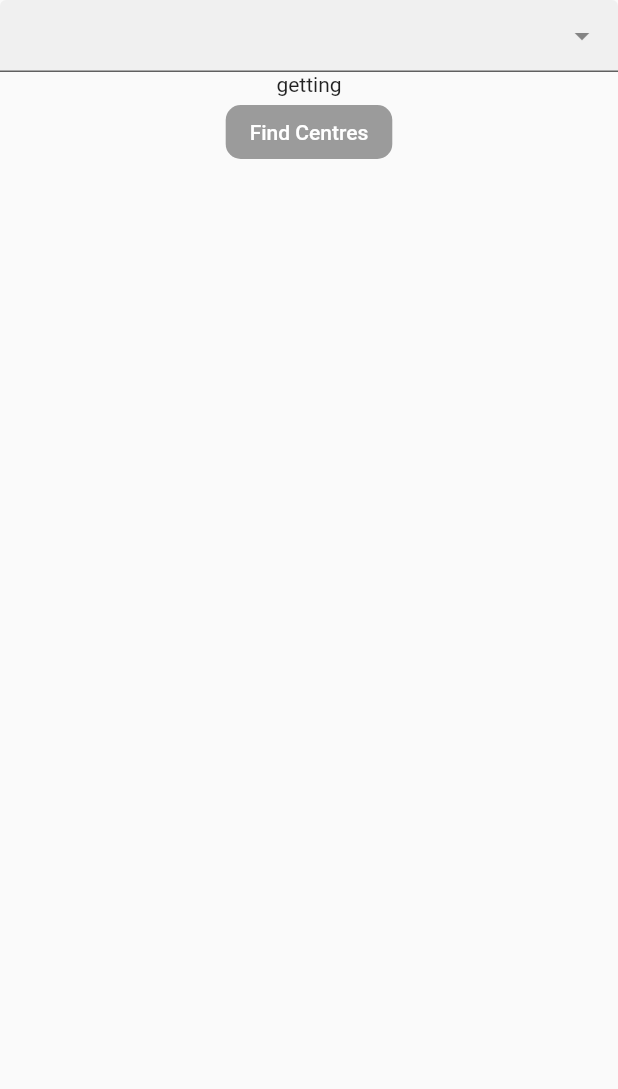
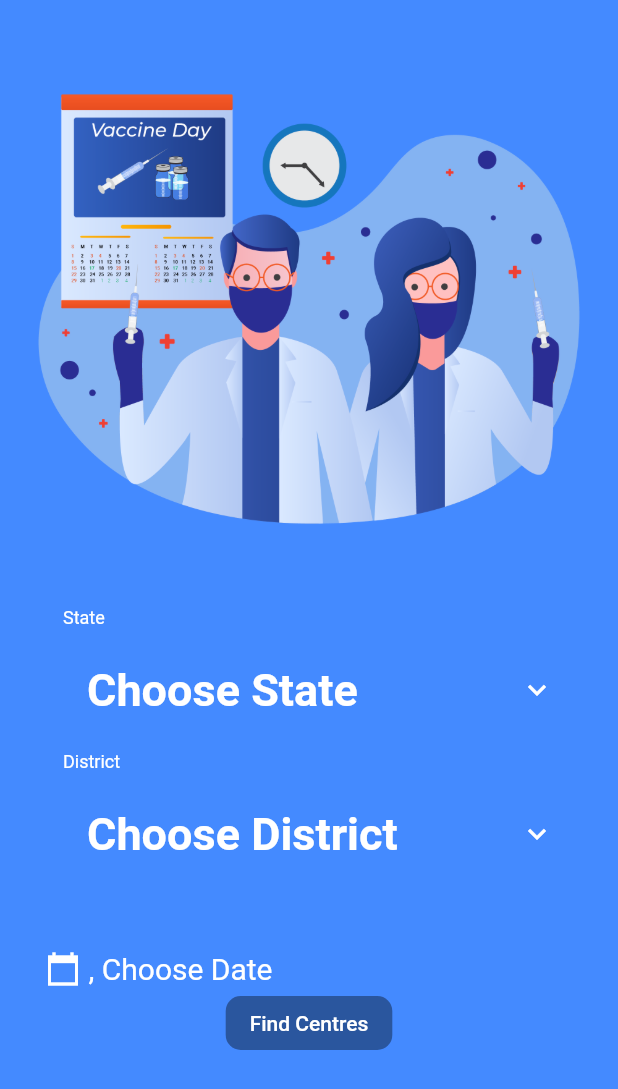
Before and after one commit to prayantgupta15/cowin, a Flutter app: the screen it shows after launch, on a phone screen of 412 x 824 dp. Shown: the top 1089 px of the screen. Run offline on Flutter 3.47's test engine with Material 2 defaults, Android fonts, the phone set to English and light mode, and no system bars; drawn by our look-alikes of dropdown_search; missing offline and left inert: autocomplete_textfield; network calls fail.

Commit message:
Fixed UI

```diff
--- a/lib/InputScreen.dart
+++ b/lib/InputScreen.dart
@@ -18,19 +18,19 @@ class _InputScreenState extends State<InputScreen> {
   TextEditingController districtController = new TextEditingController();
 
   GlobalKey<AutoCompleteTextFieldState<StatesModel>> key = new GlobalKey();
-  GlobalKey<AutoCompleteTextFieldState<DistrictBlockModel>> key2 =
-      new GlobalKey();
+  GlobalKey<AutoCompleteTextFieldState<DistrictBlockModel>> key2 = new GlobalKey();
 
-  String selectedStateid;
-  String selectedStateName;
+  StatesModel selectedStatesModel = StatesModel(stateName: 'Choose State', stateId: null);
+  // String selectedStateid;
+  // String selectedStateName;
   String selectedDate;
   String selectDay;
 
   List<String> weekday = ['Mon', 'Tue', 'Wed', 'Thu', 'Fri', 'Sat', 'Sun'];
 
-  DistrictBlockModel districtBlockModel;
-  String selectedDistName;
-  String selectedDistId;
+  DistrictBlockModel selectedDistModel = DistrictBlockModel(districtName: 'Choose District', districtId: null);
+  // String selectedDistName;
+  // String selectedDistId;
   void _loadStates() async {
     await StateViewModel.getStates();
   }
@@ -47,91 +47,52 @@ class _InputScreenState extends State<InputScreen> {
   Widget build(BuildContext context) {
     return SafeArea(
       child: Scaffold(
-        body: Column(
+        extendBodyBehindAppBar: false,
+        resizeToAvoidBottomPadding: true,
+        backgroundColor: Colors.blueAccent,
+        body: ListView(
+          physics: AlwaysScrollableScrollPhysics(),
           children: [
-            // AutoCompleteTextField<StatesModel>(
-            //   controller: stateController,
-            //   clearOnSubmit: false,
-            //   key: key,
-            //   suggestions: StateViewModel.statesModel,
-            //   // StateViewModel.statesModel,
-            //   style: new TextStyle(color: Colors.black, fontSize: 16.0),
-            //   itemBuilder: (context, item) {
-            //     return Row(
-            //       mainAxisAlignment: MainAxisAlignment.spaceBetween,
-            //       children: <Widget>[
-            //         Text(
-            //           item.stateName,
-            //           style: TextStyle(fontSize: 16.0),
-            //         ),
-            //         Padding(
-            //           padding: EdgeInsets.all(15.0),
-            //         ),
-            //         Text(
-            //           item.stateId.toString(),
-            //         )
-            //       ],
-            //     );
-            //   },
-            //   itemFilter: (item, query) {
-            //     return item.stateName.toLowerCase().startsWith(query.toLowerCase());
-            //   },
-            //   itemSorter: (a, b) {
-            //     return a.stateName.compareTo(b.stateName);
-            //   },
-            //   itemSubmitted: (item) async {
-            //     selectedStateid = item.stateId.toString();
-            //     selectedStateName = item.stateName;
-            //     setState(() {
-            //       DistrictViewModel.districts.clear();
-            //       stateController.text = item.stateName;
-            //     });
-            //     await DistrictViewModel.getDistricts(id: selectedStateid);
-            //     setState(() {});
-            //   },
-            //   decoration: new InputDecoration(
-            //       suffixIcon: Container(
-            //         width: 85.0,
-            //         height: 60.0,
-            //       ),
-            //       contentPadding: EdgeInsets.fromLTRB(10.0, 30.0, 10.0, 20.0),
-            //       filled: true,
-            //       // hintText: 'Search Player Name',
-            //       hintStyle: TextStyle(color: Colors.black)),
-            // ),
+            Image.asset('assets/image.png'),
+            Padding(
+              padding: const EdgeInsets.symmetric(horizontal: 30),
+              child: DropdownSearch<StatesModel>(
+                // searchBoxController: TextEditingController(text: ''),
+                items: StateViewModel.statesModel,
+                selectedItem: selectedStatesModel,
 
-            DropdownSearch<StatesModel>(
-              searchBoxController: TextEditingController(text: ''),
-              mode: Mode.MENU,
-              items: StateViewModel.statesModel,
-              maxHeight: 600,
+                mode: Mode.DIALOG,
+                maxHeight: 300,
+                // showSelectedItem: true,
+                dropdownSearchDecoration: InputDecoration(
+                    labelText: 'State',
+                    labelStyle: TextStyle(color: Colors.white),
+                    border: OutlineInputBorder(borderSide: BorderSide.none)),
+                searchBoxDecoration: InputDecoration(
+                  prefix: Icon(Icons.search),
+                  hintText: 'Search',
+                ),
+                // dialogMaxWidth: 500,
                 isFilteredOnline: true,
-              showClearButton: true,
+                showClearButton: false,
                 showSearchBox: true,
-              // onFind: (text) {
-
-              // },
+                showAsSuffixIcons: false,
+                dropDownButton: Icon(Icons.expand_more, color: Colors.white),
                 filterFn: (item, query) {
                   return item.stateName.toLowerCase().startsWith(query.toLowerCase());
                 },
-
-              // showSelectedItem: true,
-//                    label: 'District',
-              dropdownSearchDecoration: InputDecoration(
-                filled: true,
-                fillColor: Theme.of(context).inputDecorationTheme.fillColor,
-              ),
+                popupBackgroundColor: Colors.grey.shade100.withOpacity(0.6),
                 autoValidateMode: AutovalidateMode.onUserInteraction,
-              validator: (u) => u == null ? "District is required " : null,
-//              onFind: (String filter) => getData(filter),
+                validator: (u) => u == null ? "State is required " : null,
                 onChanged: (item) async {
-                selectedStateid = item.stateId.toString();
-                selectedStateName = item.stateName;
+                  selectedStatesModel = StatesModel(stateId: item.stateId, stateName: item.stateName);
                   setState(() {
                     DistrictViewModel.districts.clear();
+                    selectedDistModel = DistrictBlockModel(districtName: 'Choose District', districtId: null);
+
                     stateController.text = item.stateName;
                   });
-                await DistrictViewModel.getDistricts(id: selectedStateid);
+                  await DistrictViewModel.getDistricts(id: selectedStatesModel.stateId.toString());
                   setState(() {});
                 },
 
@@ -139,167 +100,114 @@ class _InputScreenState extends State<InputScreen> {
                   if (selectedItem == null) {
                     return Container();
                   }
-                return Row(
-                  mainAxisAlignment: MainAxisAlignment.spaceBetween,
-                  children: <Widget>[
-                    Text(
-                      selectedItem.stateName,
-                      style: TextStyle(fontSize: 16.0),
-                    ),
+                  return ListTile(
+                    title: Text(selectedItem.stateName,
+                        style: TextStyle(
+                          color: Colors.white,
+                          fontSize: 30,
+                          fontWeight: FontWeight.bold,
+                        )),
+                  );
+                },
+                popupItemBuilder: (context, item, isSelected) {
+                  return Column(
+                    children: [
+                      ListTile(title: Text(item.stateName)),
+                      Divider(),
                     ],
                   );
                 },
+              ),
+            ),
+            // DistrictViewModel.districts.length == 0
+            //     ? Container()
+            //     :
+            Padding(
+              padding: const EdgeInsets.symmetric(horizontal: 30),
+              child: DropdownSearch<DistrictBlockModel>(
+                selectedItem: selectedDistModel,
+                items: DistrictViewModel.districts,
+
+                mode: Mode.DIALOG,
+                maxHeight: 300,
+                // showSelectedItem: true,
+                dropdownSearchDecoration: InputDecoration(
+                    labelText: 'District',
+                    labelStyle: TextStyle(color: Colors.white),
+                    border: OutlineInputBorder(borderSide: BorderSide.none)),
+                searchBoxDecoration: InputDecoration(
+                  prefix: Icon(Icons.search),
+                  hintText: 'Search',
+                ),
+                // dialogMaxWidth: 500,
+                isFilteredOnline: true,
+                showClearButton: false,
+                showSearchBox: true,
+                showAsSuffixIcons: false,
+                dropDownButton: Icon(Icons.expand_more, color: Colors.white),
+
+                filterFn: (item, query) {
+                  return item.districtName.toLowerCase().startsWith(query.toLowerCase());
+                },
+                // showSelectedItem: true
+                popupBackgroundColor: Colors.grey.shade200.withOpacity(0.6),
+
+                autoValidateMode: AutovalidateMode.onUserInteraction,
+                validator: (u) => u == null ? "District is required " : null,
+//              onFind: (String filter) => getData(filter),
+                onChanged: (dm) {
+                  setState(() {
+                    selectedDistModel = DistrictBlockModel(districtId: dm.districtId, districtName: dm.districtName);
+                  });
+                },
+
                 popupItemBuilder: (context, item, isSelected) {
-                return Container(
-                  height: 50,
-                  margin: EdgeInsets.symmetric(horizontal: 8),
-                  padding: EdgeInsets.all(8),
-                  decoration: BoxDecoration(
-                    border: Border.all(color: Theme.of(context).primaryColor),
-                    borderRadius: BorderRadius.circular(15),
-                    color: Colors.red,
-                  ),
-                  child: Row(
-                    mainAxisAlignment: MainAxisAlignment.spaceBetween,
-                    children: <Widget>[
-                      Text(
-                        item.stateName,
-                        style: TextStyle(fontSize: 16.0),
-                      ),
-                      Padding(
-                        padding: EdgeInsets.all(15.0),
-                      ),
-                      Text(
-                        item.stateId.toString(),
-                      )
+                  return Column(
+                    children: [
+                      ListTile(
+                          title: Text(
+                        item.districtName,
+                      )),
+                      Divider(),
                     ],
-                  ),
+                  );
+                },
+                dropdownBuilder: (context, selectedItem, itemAsString) {
+                  if (selectedItem == null) {
+                    return Container();
+                  }
+                  return ListTile(
+                    title: Text(selectedItem.districtName,
+                        style: TextStyle(
+                          color: Colors.white,
+                          fontSize: 30,
+                          fontWeight: FontWeight.bold,
+                        )),
                   );
                 },
                 // popupSafeArea: PopupSafeArea(top: true, bottom: true),
 //                    selectedItem:
 //                        districtBlockModel ?? DistrictViewModel.districts[0],
               ),
-
-            DistrictViewModel.districts.length == 0
-                ? Text("getting")
-                :
-//            DropdownButton(
-//                    isExpanded: false,
-//                    value: selectedDistName,
-//                    items: DistrictViewModel.districts
-//                        .map<DropdownMenuItem<DistrictBlockModel>>(
-//                            (e) => DropdownMenuItem(
-//                                  value: DistrictBlockModel(
-//                                    districtName: e.districtName,
-//                                    districtId: e.districtId,
-//                                  ),
-//                                  child: Text(e.districtName),
-//                                ))
-//                        .toList(),
-//                    onChanged: (dm) {
-//                      setState(() {
-//                        selectedDistName = dm.districtName;
-//                        selectedDistId = dm.districtId.toString();
-//                      });
-//                    },
-//                  ),
-
-                // AutoCompleteTextField<DistrictBlockModel>(
-                //   controller: districtController,
-                //   clearOnSubmit: false,
-                //   key: key2,
-                //   suggestions: DistrictViewModel.districts,
-                //   // StateViewModel.statesModel,
-                //   style: new TextStyle(color: Colors.black, fontSize: 16.0),
-                //   itemBuilder: (context, item) {
-                //     return Row(
-                //       mainAxisAlignment: MainAxisAlignment.spaceBetween,
-                //       children: <Widget>[
-                //         Text(
-                //           item.districtName,
-                //           style: TextStyle(fontSize: 16.0),
-                //         ),
-                //         Padding(
-                //           padding: EdgeInsets.all(15.0),
-                //         ),
-                //         Text(
-                //           item.districtId.toString(),
-                //         )
-                //       ],
-                //     );
-                //   },
-                //   itemFilter: (item, query) {
-                //     if (districtController.text == null)
-                //       return true;
-                //     else
-                //       return item.districtName.toLowerCase().startsWith(query.toLowerCase());
-                //   },
-                //   itemSorter: (a, b) {
-                //     print("sorting");
-                //     return a.districtName.compareTo(b.districtName);
-                //   },
-                //   itemSubmitted: (item) async {
-                //     selectedDistId = item.districtId.toString();
-                //     selectedDistName = item.districtName;
-                //     setState(() {
-                //       return districtController.text = item.districtName;
-                //     });
-                //   },
-                //   decoration: new InputDecoration(
-                //       suffixIcon: Container(
-                //         width: 85.0,
-                //         height: 60.0,
-                //       ),
-                //       contentPadding: EdgeInsets.fromLTRB(10.0, 30.0, 10.0, 20.0),
-                //       filled: true,
-                //       // hintText: 'Search Player Name',
-                //       hintStyle: TextStyle(color: Colors.black)),
-                // ),
-//
-
-                DropdownSearch<DistrictBlockModel>(
-                    searchBoxController: TextEditingController(text: ''),
-                    mode: Mode.MENU,
-                    items: DistrictViewModel.districts,
-                    maxHeight: 550,
-                    isFilteredOnline: true,
-                    showClearButton: true,
-                    showSearchBox: true,
-                   filterFn: (item, query) {
-                return item.districtName.toLowerCase().startsWith(query.toLowerCase());
-              },
-                    // showSelectedItem: true,
-//                    label: 'District',
-                    dropdownSearchDecoration: InputDecoration(
-                      filled: true,
-                      fillColor:
-                          Theme.of(context).inputDecorationTheme.fillColor,
             ),
-                    autoValidateMode: AutovalidateMode.onUserInteraction,
-                    validator: (u) =>
-                        u == null ? "District is required " : null,
-//              onFind: (String filter) => getData(filter),
-                    onChanged: (dm) {
-                      setState(() {
-                        selectedDistName = dm.districtName;
-                        selectedDistId = dm.districtId.toString();
-                      });
-                    },
-
-                    dropdownBuilder: _customDropDownExample,
-                    popupItemBuilder: _customPopupItemBuilderExample,
-                    // popupSafeArea: PopupSafeArea(top: true, bottom: true),
-//                    selectedItem:
-//                        districtBlockModel ?? DistrictViewModel.districts[0],
+            SizedBox(height: 30),
+            // selectedDistModel.districtId == null
+            //     ? Container()
+            //     :
+            Padding(
+              padding: const EdgeInsets.symmetric(horizontal: 30),
+              child: GestureDetector(
+                child: Row(
+                  mainAxisSize: MainAxisSize.min,
+                  children: [
+                    Icon(Icons.calendar_today_sharp, color: Colors.white),
+                    Text(
+                      ' ${selectDay ?? ''}, ${selectedDate ?? 'Choose Date'}',
+                      style: TextStyle(
+                        color: Colors.white,
+                        fontSize: 20,
                       ),
-            selectedDistId == null
-                ? Container()
-                : GestureDetector(
-                    child: Row(
-                      children: [
-                        Icon(Icons.calendar_view_day),
-                        Text('${selectDay??''} ${selectedDate??'Choose Date'}')
+                    )
                   ],
                 ),
                 onTap: () async {
@@ -311,27 +219,21 @@ class _InputScreenState extends State<InputScreen> {
                     firstDate: DateTime(2021),
                     lastDate: DateTime(2100),
                   );
-                      if (date!=null) {
-                        var day =
-                            (date.day <= 9 ? '0' : '') + date.day.toString();
-                        var month = (date.month <= 9 ? '0' : '') +
-                            date.month.toString();
-                        selectedDate =
-                            day + '-' + month + '-' + date.year.toString();
+                  if (date != null) {
+                    var day = (date.day <= 9 ? '0' : '') + date.day.toString();
+                    var month = (date.month <= 9 ? '0' : '') + date.month.toString();
+                    selectedDate = day + '-' + month + '-' + date.year.toString();
                     selectDay = weekday[date.weekday - 1];
                   }
-                      // print(date.weekday);
-//                setState(() {});
                 },
+              ),
             ),
             Align(
               alignment: Alignment.bottomCenter,
               child: RaisedButton(
-                shape: RoundedRectangleBorder(
-                    borderRadius: BorderRadius.circular(10)),
+                shape: RoundedRectangleBorder(borderRadius: BorderRadius.circular(10)),
                 color: Colors.blueAccent,
-                child:
-                    Text("Find Centres", style: TextStyle(color: Colors.white)),
+                child: Text("Find Centres", style: TextStyle(color: Colors.white)),
                 onPressed: selectedDate == null
                     ? null
                     : () {
@@ -339,10 +241,10 @@ class _InputScreenState extends State<InputScreen> {
                             context,
                             CupertinoPageRoute(
                                 builder: (context) => MyHomePage(
-                                      stateName: selectedStateName,
-                                      districtName: selectedDistName,
-                                      stateId: selectedStateid,
-                                      districtId: selectedDistId,
+                                      stateName: selectedStatesModel.stateName,
+                                      districtName: selectedDistModel.districtName,
+                                      stateId: selectedStatesModel.stateId.toString(),
+                                      districtId: selectedDistModel.districtId.toString(),
                                       date: selectedDate,
                                     )));
                       },
@@ -353,61 +255,4 @@ class _InputScreenState extends State<InputScreen> {
       ),
     );
   }
-
-  Widget _customDropDownExample(
-      BuildContext context, DistrictBlockModel item, String itemDesignation) {
-    if (item == null) {
-      return Container();
 }
-
-    return Container(
-//      height: 20,
-      child: ListTile(
-//        key: item.districtId,
-//        dense: true,
-//        isThreeLine: false,
-        visualDensity: VisualDensity(vertical: -4, horizontal: 0),
-        contentPadding: EdgeInsets.all(0),
-//              leading: CircleAvatar(
-//                  // this does not work - throws 404 error
-//                  // backgroundImage: NetworkImage(item.avatar ?? ''),
-//                  ),
-        title: Text(item.districtName),
-        subtitle: Text(item.districtId.toString()),
-      ),
-    );
-  }
-
-  Widget _customPopupItemBuilderExample(
-    BuildContext context,
-    DistrictBlockModel item,
-    bool isSelected,
-  ) {
-    print(item.districtName + isSelected.toString());
-    return Container(
-      margin: EdgeInsets.symmetric(horizontal: 8),
-      decoration:
-          // !isSelected
-          //     ? null
-          //     :
-          BoxDecoration(
-        border: Border.all(color: Theme.of(context).primaryColor),
-        borderRadius: BorderRadius.circular(15),
-        color: Colors.red,
-      ),
-      child: ListTile(
-        visualDensity: VisualDensity(vertical: -4, horizontal: 0),
-//        dense: true,
-//         selected: isSelected,
-        isThreeLine: false,
-        title: Text(item.districtName),
-        subtitle: Text(item.districtId.toString()),
-
-//        leading: CircleAvatar(
-//          // this does not work - throws 404 error
-//          // backgroundImage: NetworkImage(item.avatar ?? ''),
-//        ),
-      ),
-    );
-  }
-}
--- a/pubspec.yaml
+++ b/pubspec.yaml
@@ -47,7 +47,8 @@ flutter:
   uses-material-design: true
 
   # To add assets to your application, add an assets section, like this:
-  # assets:
+  assets:
+    - assets/
   #   - images/a_dot_burr.jpeg
   #   - images/a_dot_ham.jpeg
 
```
Also changed, not shown: assets/image.png (added). Lines whose indentation alone changed are shown as unchanged.
